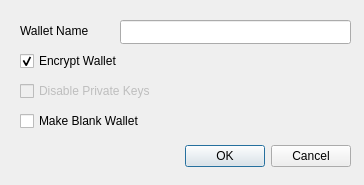
Qt form src/qt/forms/createwalletdialog.ui (Runebase/runebase) before a commit.
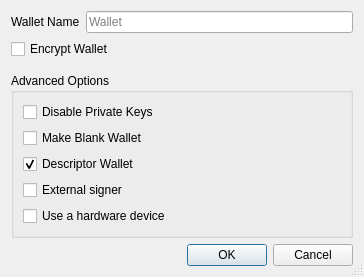
The same form after that commit.

The edit to the form file:
```diff
--- a/src/qt/forms/createwalletdialog.ui
+++ b/src/qt/forms/createwalletdialog.ui
@@ -7,60 +7,42 @@
     <x>0</x>
     <y>0</y>
     <width>364</width>
-    <height>185</height>
+    <height>249</height>
    </rect>
   </property>
   <property name="windowTitle">
    <string>Create Wallet</string>
   </property>
-  <widget class="QDialogButtonBox" name="buttonBox">
-   <property name="geometry">
-    <rect>
-     <x>10</x>
-     <y>140</y>
-     <width>341</width>
-     <height>32</height>
-    </rect>
-   </property>
-   <property name="orientation">
-    <enum>Qt::Horizontal</enum>
-   </property>
-   <property name="standardButtons">
-    <set>QDialogButtonBox::Cancel|QDialogButtonBox::Ok</set>
-   </property>
-  </widget>
-  <widget class="QLineEdit" name="wallet_name_line_edit">
-   <property name="geometry">
-    <rect>
-     <x>120</x>
-     <y>20</y>
-     <width>231</width>
-     <height>24</height>
-    </rect>
-   </property>
-  </widget>
-  <widget class="QLabel" name="label">
-   <property name="geometry">
-    <rect>
-     <x>20</x>
-     <y>20</y>
-     <width>101</width>
-     <height>21</height>
-    </rect>
-   </property>
+  <property name="sizeGripEnabled">
+   <bool>true</bool>
+  </property>
+  <layout class="QVBoxLayout" name="verticalLayout">
+   <item>
+    <layout class="QHBoxLayout" name="horizontalLayout">
+     <item>
+      <widget class="QLabel" name="wallet_name_label">
    <property name="text">
     <string>Wallet Name</string>
    </property>
   </widget>
+     </item>
+     <item>
+      <widget class="QLineEdit" name="wallet_name_line_edit">
+       <property name="minimumSize">
+        <size>
+         <width>262</width>
+         <height>0</height>
+        </size>
+       </property>
+       <property name="placeholderText">
+        <string>Wallet</string>
+       </property>
+      </widget>
+     </item>
+    </layout>
+   </item>
+   <item>
   <widget class="QCheckBox" name="encrypt_wallet_checkbox">
-   <property name="geometry">
-    <rect>
-     <x>20</x>
-     <y>50</y>
-     <width>171</width>
-     <height>22</height>
-    </rect>
-   </property>
    <property name="toolTip">
     <string>Encrypt the wallet. The wallet will be encrypted with a passphrase of your choice.</string>
    </property>
@@ -68,20 +50,36 @@
     <string>Encrypt Wallet</string>
    </property>
    <property name="checked">
-    <bool>true</bool>
-   </property>
-  </widget>
+      <bool>false</bool>
+     </property>
+    </widget>
+   </item>
+   <item>
+    <spacer name="verticalSpacer_1">
+     <property name="orientation">
+      <enum>Qt::Vertical</enum>
+     </property>
+     <property name="sizeType">
+      <enum>QSizePolicy::Fixed</enum>
+     </property>
+     <property name="sizeHint" stdset="0">
+      <size>
+       <width>20</width>
+       <height>8</height>
+      </size>
+     </property>
+    </spacer>
+   </item>
+   <item>
+    <widget class="QGroupBox" name="groupBox">
+     <property name="title">
+      <string>Advanced Options</string>
+     </property>
+     <layout class="QVBoxLayout" name="verticalLayout_groupbox">
+      <item>
   <widget class="QCheckBox" name="disable_privkeys_checkbox">
    <property name="enabled">
-    <bool>false</bool>
-   </property>
-   <property name="geometry">
-    <rect>
-     <x>20</x>
-     <y>80</y>
-     <width>171</width>
-     <height>22</height>
-    </rect>
+         <bool>true</bool>
    </property>
    <property name="toolTip">
     <string>Disable private keys for this wallet. Wallets with private keys disabled will have no private keys and cannot have an HD seed or imported private keys. This is ideal for watch-only wallets.</string>
@@ -90,15 +88,9 @@
     <string>Disable Private Keys</string>
    </property>
   </widget>
+      </item>
+      <item>
   <widget class="QCheckBox" name="blank_wallet_checkbox">
-   <property name="geometry">
-    <rect>
-     <x>20</x>
-     <y>110</y>
-     <width>171</width>
-     <height>22</height>
-    </rect>
-   </property>
    <property name="toolTip">
     <string>Make a blank wallet. Blank wallets do not initially have private keys or scripts. Private keys and addresses can be imported, or an HD seed can be set, at a later time.</string>
    </property>
@@ -106,6 +98,67 @@
     <string>Make Blank Wallet</string>
    </property>
   </widget>
+      </item>
+      <item>
+       <widget class="QCheckBox" name="descriptor_checkbox">
+        <property name="toolTip">
+         <string>Use descriptors for scriptPubKey management</string>
+        </property>
+        <property name="text">
+         <string>Descriptor Wallet</string>
+        </property>
+        <property name="checked">
+         <bool>true</bool>
+        </property>
+       </widget>
+      </item>
+      <item>
+       <widget class="QCheckBox" name="external_signer_checkbox">
+        <property name="toolTip">
+         <string>Use an external signing device such as a hardware wallet. Configure the external signer script in wallet preferences first.</string>
+        </property>
+        <property name="text">
+         <string>External signer</string>
+        </property>
+       </widget>
+      </item>
+      <item>
+       <widget class="QCheckBox" name="hardware_wallet_checkbox">
+        <property name="toolTip">
+         <string>Make a blank wallet. Blank wallets do not initially have private keys or scripts. Private keys and addresses can be imported, or an HD seed can be set, at a later time.</string>
+        </property>
+        <property name="text">
+         <string>Use a hardware device</string>
+        </property>
+       </widget>
+      </item>
+     </layout>
+    </widget>
+   </item>
+   <item>
+    <spacer name="verticalSpacer_2">
+     <property name="orientation">
+      <enum>Qt::Vertical</enum>
+     </property>
+     <property name="sizeHint" stdset="0">
+      <size>
+       <width>20</width>
+       <height>0</height>
+      </size>
+     </property>
+    </spacer>
+   </item>
+   <item>
+    <widget class="QDialogButtonBox" name="buttonBox">
+     <property name="orientation">
+      <enum>Qt::Horizontal</enum>
+     </property>
+     <property name="standardButtons">
+      <set>QDialogButtonBox::Cancel|QDialogButtonBox::Ok</set>
+     </property>
+    </widget>
+   </item>
+  </layout>
  </widget>
  <tabstops>
   <tabstop>wallet_name_line_edit</tabstop>
```
Left out of the diff: 2 changed lines with no effect on the pictures. Lines whose indentation alone changed are shown as unchanged.
